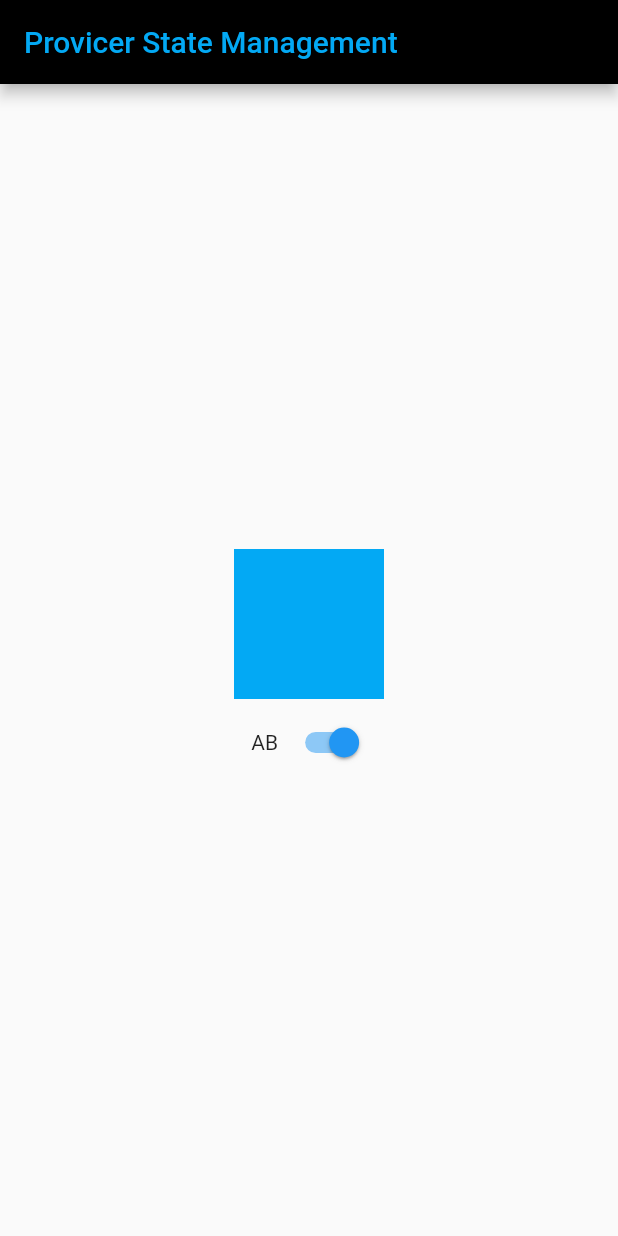
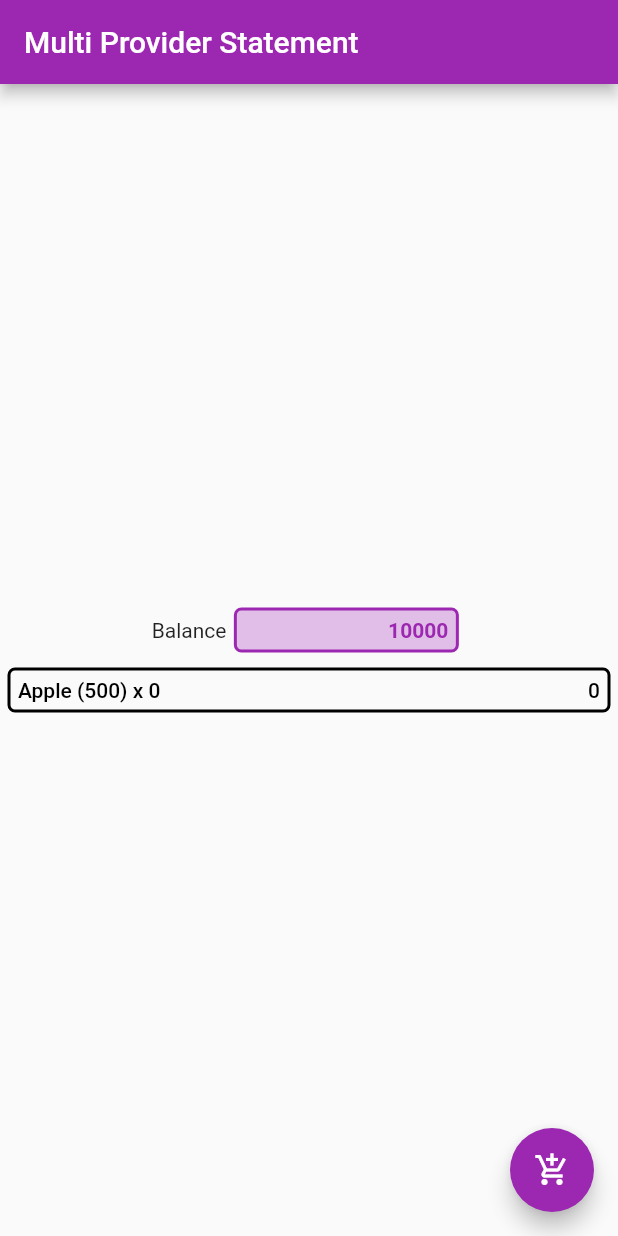
Before and after one commit to rivaldofez/flutter_learnerd, a Flutter app: the screen it shows after launch, on a phone screen of 412 x 824 dp. Run offline on Flutter 3.47's test engine with Material 2 defaults, Android fonts, the phone set to English and light mode, and no system bars.

Commit message:
using multiprovider state management

```diff
--- /dev/null
+++ b/lib/cart.dart
@@ -0,0 +1,13 @@
+import 'package:flutter/foundation.dart';
+
+class Cart with ChangeNotifier {
+  int _quantity = 0;
+
+  int get quantity => _quantity;
+
+  set quantity(int value){
+    _quantity = value;
+    notifyListeners();
+  }
+
+}
--- a/lib/main.dart
+++ b/lib/main.dart
@@ -1,8 +1,8 @@
 import 'package:flutter/cupertino.dart';
 import 'package:flutter/material.dart';
-import 'package:flutter_learnerd/application_color.dart';
+import 'package:flutter_learnerd/cart.dart';
+import 'package:flutter_learnerd/money.dart';
 import 'package:provider/provider.dart';
-import 'package:shared_preferences/shared_preferences.dart';
 
 void main() => runApp(MyApp());
 
@@ -10,45 +10,89 @@ class MyApp extends StatelessWidget {
   @override
   Widget build(BuildContext context) {
     return MaterialApp(
-      home: ChangeNotifierProvider<ApplicationColor>(
-        builder: (context) => ApplicationColor(),
+      home: MultiProvider(
+        providers: [
+          ChangeNotifierProvider<Money>(builder: (context) => Money()),
+          ChangeNotifierProvider<Cart>(builder: (context) => Cart())
+        ],
         child: Scaffold(
-          appBar: AppBar(
-            backgroundColor: Colors.black,
-            title: Consumer<ApplicationColor>(
-              builder: (context, applicationColor, _) => Text(
-                "Provicer State Management",
-                style: TextStyle(color: applicationColor.color),
+          floatingActionButton: Consumer<Money>(
+            builder: (context, money,_) => Consumer<Cart>(
+              builder: (context, cart, _) => FloatingActionButton(
+                onPressed: () {
+                  if(money.balance >=500){
+                    cart.quantity += 1;
+                    money.balance -= 500;
+                  }
+                },
+                child: Icon(Icons.add_shopping_cart),
+                backgroundColor: Colors.purple,
               ),
             ),
+          ),
+          appBar: AppBar(
+            backgroundColor: Colors.purple,
+            title: Text("Multi Provider Statement"),
           ),
           body: Center(
             child: Column(
               mainAxisAlignment: MainAxisAlignment.center,
               children: [
-                Consumer<ApplicationColor>(
-                  builder:(context, applicationColor, _) => AnimatedContainer(
-                    margin: EdgeInsets.all(5),
-                    width: 100,
-                    height: 100,
-                    color: applicationColor.color,
-                    duration: Duration(microseconds: 500),
-                  ),
-                ),
                 Row(
                   mainAxisAlignment: MainAxisAlignment.center,
                   children: [
-                    Container(margin: EdgeInsets.all(5), child: Text("AB")),
-                    Consumer<ApplicationColor>(
-                      builder: (context, applicationColor, _) => Switch(
-                        value: applicationColor.isLightBlue,
-                        onChanged: (newValue) {
-                          applicationColor.isLightBlue = newValue;
-                        },
+                    Text("Balance"),
+                    Container(
+                      child: Align(
+                        alignment: Alignment.centerRight,
+                        child: Consumer<Money>(
+                          builder:  (context, money, _)=> Text(
+                            money.balance.toString(),
+                            style: TextStyle(
+                                color: Colors.purple,
+                                fontWeight: FontWeight.w700),
+                          ),
+                        ),
+                      ),
+                      height: 30,
+                      width: 150,
+                      margin: EdgeInsets.all(5),
+                      padding: EdgeInsets.all(5),
+                      decoration: BoxDecoration(
+                          borderRadius: BorderRadius.circular(5),
+                          color: Colors.purple[100],
+                          border: Border.all(color: Colors.purple, width: 2)),
+                    ),
+                  ],
+                ),
+                Container(
+                  child: Align(
+                    alignment: Alignment.centerRight,
+                    child: Consumer<Cart>(
+                      builder: (context, cart,_)=> Row(
+                        mainAxisAlignment: MainAxisAlignment.spaceBetween,
+                        children: [
+                          Text(
+                            "Apple (500) x " + cart.quantity.toString(),
+                            style: TextStyle(
+                                color: Colors.black, fontWeight: FontWeight.w500),
+                          ),
+                          Text(
+                            (500*cart.quantity).toString(),
+                            style: TextStyle(
+                                color: Colors.black, fontWeight: FontWeight.w500),
+                          ),
+                        ],
                       ),
                     ),
-                  ],
-                )
+                  ),
+                  height: 30,
+                  margin: EdgeInsets.all(5),
+                  padding: EdgeInsets.all(5),
+                  decoration: BoxDecoration(
+                      borderRadius: BorderRadius.circular(5),
+                      border: Border.all(color: Colors.black, width: 2)),
+                ),
               ],
             ),
           ),
--- /dev/null
+++ b/lib/money.dart
@@ -0,0 +1,13 @@
+import 'package:flutter/foundation.dart';
+
+class Money with ChangeNotifier {
+  int _balance = 10000;
+
+  int get balance => _balance;
+
+  set balance(int value){
+    _balance = value;
+    notifyListeners();
+  }
+
+}
```
